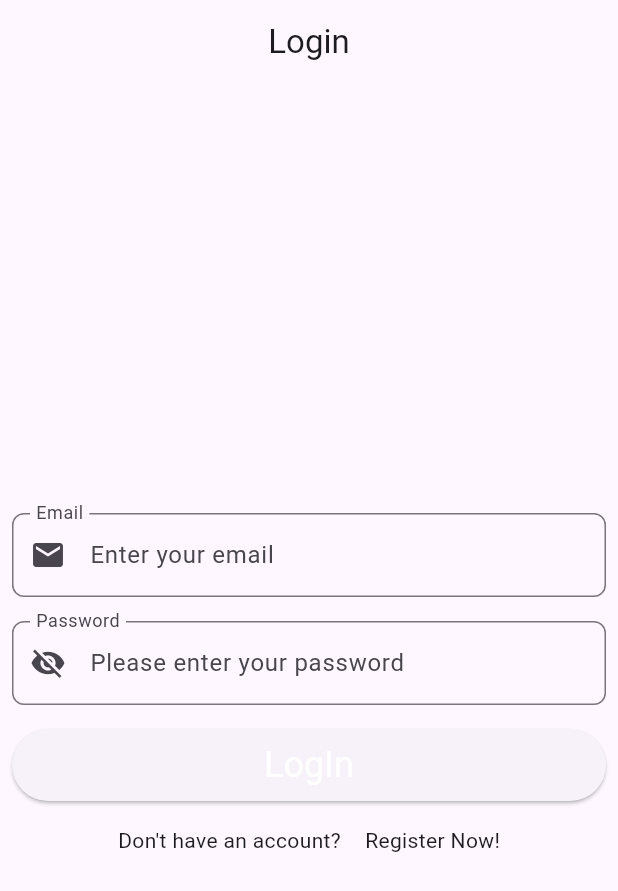
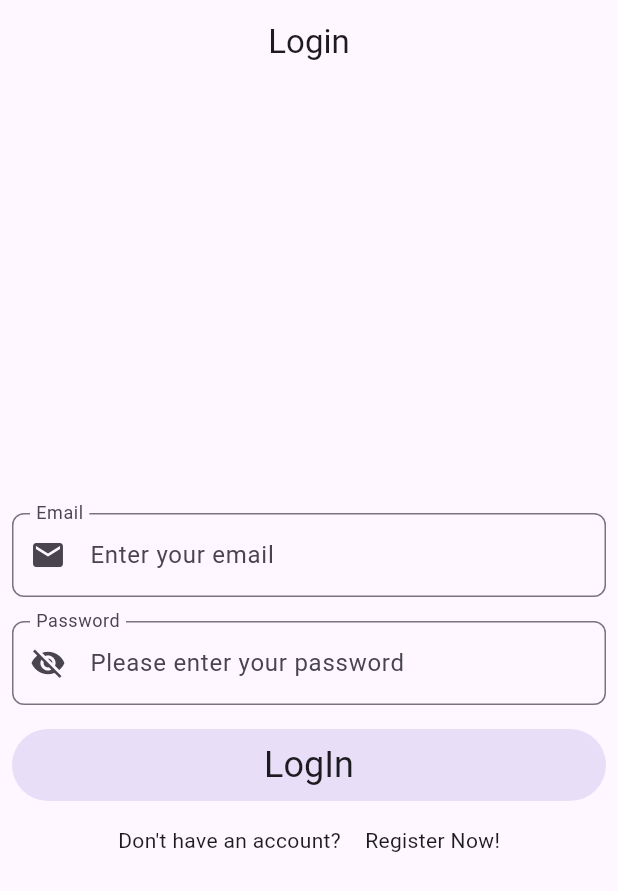
Before and after one commit to rddewan/flutter-ecommerce-cubit-get-it, a Flutter app: the screen it shows after launch, on a phone screen of 412 x 824 dp. Shown: the top 891 px of the screen. Run offline on Flutter 3.47's test engine with Material 2 defaults, Android fonts, the light colour scheme and no system bars; our stand-ins replace cached_network_image, equatable, flutter_bloc, flutter_cache_manager, freezed_annotation, get_it and 3 more; missing offline and left inert: dewan_image_carousel.

Commit message:
fix materila 3 button

```diff
--- a/lib/common/widget/button/primary_button.dart
+++ b/lib/common/widget/button/primary_button.dart
@@ -1,4 +1,5 @@
 
+import 'package:ecommerce_cubit_getit/common/styles/dimens.dart';
 import 'package:flutter/material.dart';
 
 class PrimaryButton extends StatelessWidget {
@@ -22,19 +23,22 @@ class PrimaryButton extends StatelessWidget {
       children: [
         Flexible(
           fit: FlexFit.tight,
-          child: ElevatedButton(
-            style: ElevatedButton.styleFrom(
-              padding: const EdgeInsets.all(8),
+          child: FilledButton.tonal(
+            style: FilledButton.styleFrom(
+              padding: const EdgeInsets.all(kSmall),
             ),
             onPressed: isEnabled ? onPressed : null,
             child: isLoading
-            ? const CircularProgressIndicator.adaptive()
+            ? const Padding(
+              padding: EdgeInsets.all(kSmall),
+              child: CircularProgressIndicator.adaptive(),
+            )
             : Text(
               text,
               textAlign: TextAlign.center,
               style: Theme.of(context)
                 .textTheme
-                .headlineSmall?.copyWith(color: Colors.white),
+                .headlineSmall,
             ),
           ),)
       ],
```
